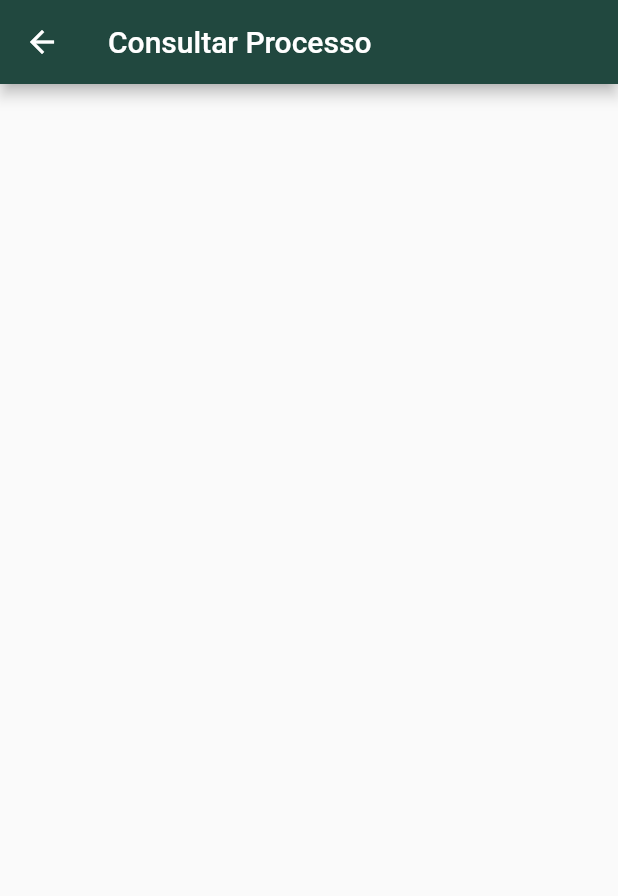
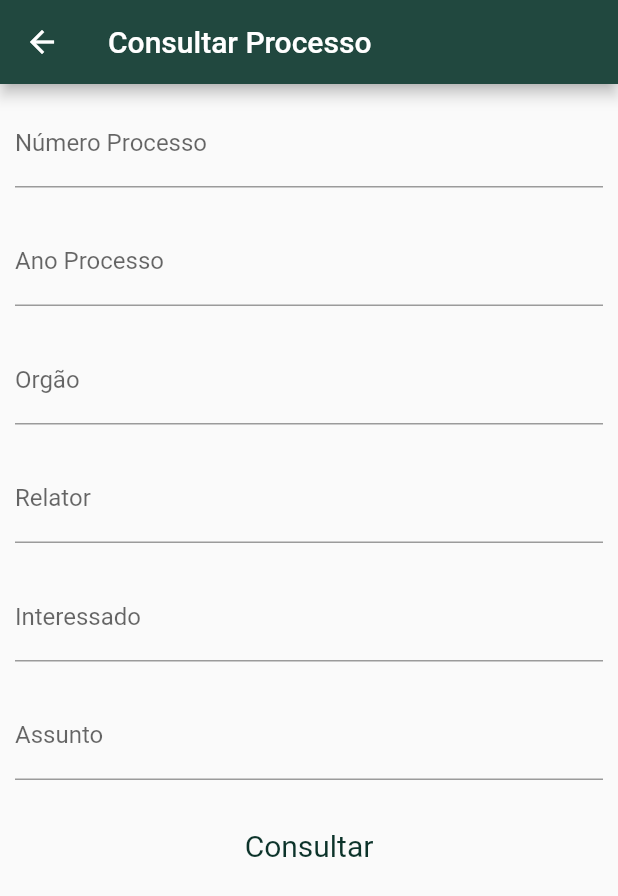
Before and after one commit to JimNadab/TCERNApp, a Flutter app: the ConsultarProcesso screen opened directly, on a phone screen of 412 x 824 dp. Shown: the top 896 px of the screen. Run offline on Flutter 3.47's test engine with Material 2 defaults, Android fonts, the phone set to English and light mode, and no system bars; our stand-ins replace carousel_slider, flutter_svg.

Commit message:
feat(Processos): Incluir campos para busca de processos

```diff
--- a/lib/ui/consultar_processo.dart
+++ b/lib/ui/consultar_processo.dart
@@ -1,15 +1,100 @@
 import 'package:flutter/material.dart';
+import 'package:flutter/services.dart';
+
+const List<String> list = <String>['One', 'Two', 'Three', 'Four'];
 
 class ConsultarProcesso extends StatelessWidget {
   const ConsultarProcesso({super.key});
 
   @override
   Widget build(BuildContext context) {
-    return Scaffold(
-      appBar: AppBar(
-        title: const Text("Consultar Processo"),
-        backgroundColor: const Color.fromARGB(0xFF, 0x21, 0x48, 0x3F),
+    final numeroProcessoField = TextFormField(
+      keyboardType: TextInputType.number,
+      inputFormatters: [LengthLimitingTextInputFormatter(6)],
+      decoration: const InputDecoration(
+        border: UnderlineInputBorder(),
+        labelText: 'Número Processo',
+        hintText: 'Ex: 123456',
       ),
     );
+    final anoProcessoField = TextFormField(
+      keyboardType: TextInputType.number,
+      inputFormatters: [LengthLimitingTextInputFormatter(4)],
+      decoration: const InputDecoration(
+          border: UnderlineInputBorder(),
+          labelText: 'Ano Processo',
+          hintText: 'Ex: 2023'),
+    );
+    final orgaoField = TextFormField(
+      inputFormatters: [LengthLimitingTextInputFormatter(30)],
+      decoration: const InputDecoration(
+          border: UnderlineInputBorder(),
+          labelText: 'Orgão',
+          hintText: 'Ex: Prefeitura de Natal'),
+    );
+    final relatorField = TextFormField(
+      inputFormatters: [LengthLimitingTextInputFormatter(30)],
+      decoration: const InputDecoration(
+        border: UnderlineInputBorder(),
+        labelText: 'Relator',
+      ),
+    );
+    final interessadoField = TextFormField(
+      inputFormatters: [LengthLimitingTextInputFormatter(30)],
+      decoration: const InputDecoration(
+        border: UnderlineInputBorder(),
+        labelText: 'Interessado',
+      ),
+    );
+    final assuntoField = TextFormField(
+      inputFormatters: [LengthLimitingTextInputFormatter(30)],
+      decoration: const InputDecoration(
+        border: UnderlineInputBorder(),
+        labelText: 'Assunto',
+      ),
+    );
+    final consultarButton = TextButton(
+        onPressed: () {},
+        style: TextButton.styleFrom(
+            foregroundColor: const Color.fromARGB(255, 12, 51, 42),
+            textStyle: const TextStyle(fontSize: 20)),
+        child: const Text('Consultar'));
+    return Scaffold(
+        appBar: AppBar(
+          title: const Text("Consultar Processo"),
+          backgroundColor: const Color.fromARGB(0xFF, 0x21, 0x48, 0x3F),
+        ),
+        body: ListView(
+          children: <Widget>[
+            Padding(
+              padding: const EdgeInsets.all(10.0),
+              child: numeroProcessoField,
+            ),
+            Padding(
+              padding: const EdgeInsets.all(10.0),
+              child: anoProcessoField,
+            ),
+            Padding(
+              padding: const EdgeInsets.all(10.0),
+              child: orgaoField,
+            ),
+            Padding(
+              padding: const EdgeInsets.all(10.0),
+              child: relatorField,
+            ),
+            Padding(
+              padding: const EdgeInsets.all(10.0),
+              child: interessadoField,
+            ),
+            Padding(
+              padding: const EdgeInsets.all(10.0),
+              child: assuntoField,
+            ),
+            Padding(
+              padding: const EdgeInsets.all(10.0),
+              child: consultarButton,
+            ),
+          ],
+        ));
   }
 }
```
